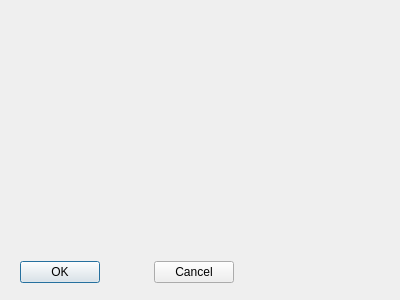
The window that mqt/MqtLogger/TSessionManager.ui (zsteva/backup-minos2) describes before a commit, drawn with Qt 5.
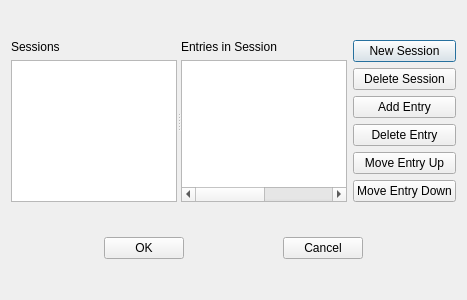
The same window after the commit.

Commit message: Some progress with sessions

```diff
--- a/mqt/MqtLogger/TSessionManager.ui
+++ b/mqt/MqtLogger/TSessionManager.ui
@@ -6,23 +6,126 @@
    <rect>
     <x>0</x>
     <y>0</y>
-    <width>400</width>
+    <width>467</width>
     <height>300</height>
    </rect>
   </property>
   <property name="windowTitle">
    <string>Minos Session Management</string>
   </property>
+  <layout class="QVBoxLayout" name="verticalLayout_4">
+   <item>
+    <layout class="QHBoxLayout" name="horizontalLayout_2">
+     <item>
+      <widget class="QSplitter" name="splitter">
+       <property name="orientation">
+        <enum>Qt::Horizontal</enum>
+       </property>
+       <property name="childrenCollapsible">
+        <bool>false</bool>
+       </property>
   <widget class="QWidget" name="">
-   <property name="geometry">
-    <rect>
-     <x>20</x>
-     <y>260</y>
-     <width>214</width>
-     <height>24</height>
-    </rect>
-   </property>
+        <layout class="QVBoxLayout" name="verticalLayout">
+         <item>
+          <widget class="QLabel" name="label">
+           <property name="text">
+            <string>Sessions</string>
+           </property>
+          </widget>
+         </item>
+         <item>
+          <widget class="QListWidget" name="listWidget"/>
+         </item>
+        </layout>
+       </widget>
+       <widget class="QWidget" name="">
+        <layout class="QVBoxLayout" name="verticalLayout_2">
+         <item>
+          <widget class="QLabel" name="label_2">
+           <property name="text">
+            <string>Entries in Session</string>
+           </property>
+          </widget>
+         </item>
+         <item>
+          <widget class="QTableWidget" name="tableWidget">
+           <property name="columnCount">
+            <number>2</number>
+           </property>
+           <attribute name="horizontalHeaderVisible">
+            <bool>false</bool>
+           </attribute>
+           <column/>
+           <column/>
+          </widget>
+         </item>
+        </layout>
+       </widget>
+      </widget>
+     </item>
+     <item>
+      <layout class="QVBoxLayout" name="verticalLayout_3">
+       <item>
+        <widget class="QPushButton" name="NewSessionButton">
+         <property name="text">
+          <string>New Session</string>
+         </property>
+        </widget>
+       </item>
+       <item>
+        <widget class="QPushButton" name="DeleteSessionButton">
+         <property name="text">
+          <string>Delete Session</string>
+         </property>
+        </widget>
+       </item>
+       <item>
+        <widget class="QPushButton" name="AddEntryButton">
+         <property name="text">
+          <string>Add Entry</string>
+         </property>
+        </widget>
+       </item>
+       <item>
+        <widget class="QPushButton" name="DeleteEntryButton">
+         <property name="text">
+          <string>Delete Entry</string>
+         </property>
+        </widget>
+       </item>
+       <item>
+        <widget class="QPushButton" name="MoveEntryUpButton">
+         <property name="text">
+          <string>Move Entry Up</string>
+         </property>
+        </widget>
+       </item>
+       <item>
+        <widget class="QPushButton" name="MoveEntrDownButton">
+         <property name="text">
+          <string>Move Entry Down</string>
+         </property>
+        </widget>
+       </item>
+      </layout>
+     </item>
+    </layout>
+   </item>
+   <item>
    <layout class="QHBoxLayout" name="horizontalLayout">
+     <item>
+      <spacer name="horizontalSpacer_2">
+       <property name="orientation">
+        <enum>Qt::Horizontal</enum>
+       </property>
+       <property name="sizeHint" stdset="0">
+        <size>
+         <width>40</width>
+         <height>20</height>
+        </size>
+       </property>
+      </spacer>
+     </item>
     <item>
      <widget class="QPushButton" name="OKButton">
       <property name="text">
@@ -50,8 +153,22 @@
       </property>
      </widget>
     </item>
-   </layout>
-  </widget>
+     <item>
+      <spacer name="horizontalSpacer_3">
+       <property name="orientation">
+        <enum>Qt::Horizontal</enum>
+       </property>
+       <property name="sizeHint" stdset="0">
+        <size>
+         <width>40</width>
+         <height>20</height>
+        </size>
+       </property>
+      </spacer>
+     </item>
+    </layout>
+   </item>
+  </layout>
  </widget>
  <resources/>
  <connections/>
```
Lines whose indentation alone changed are shown as unchanged. The commit also changes 7 other files.
